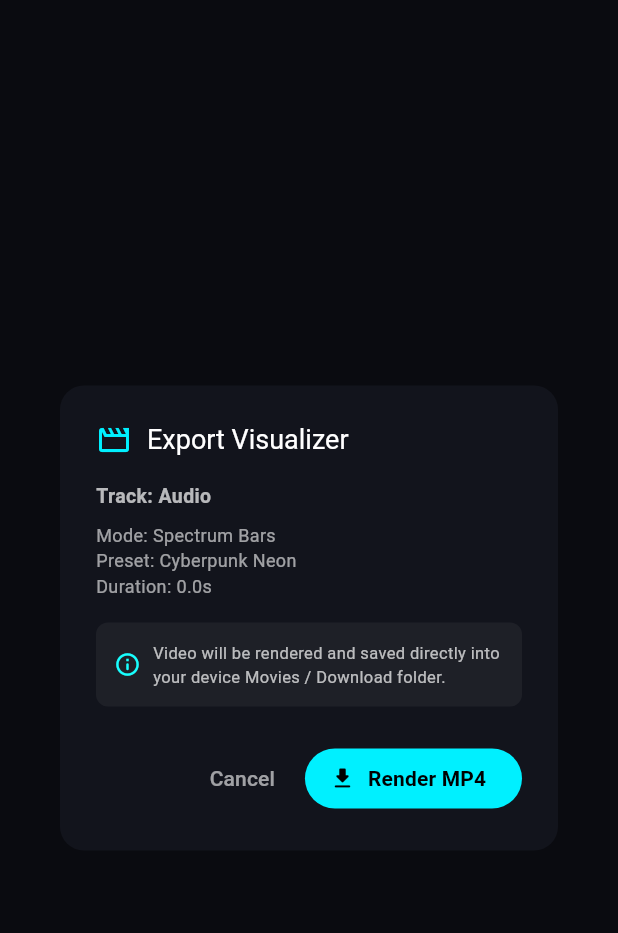
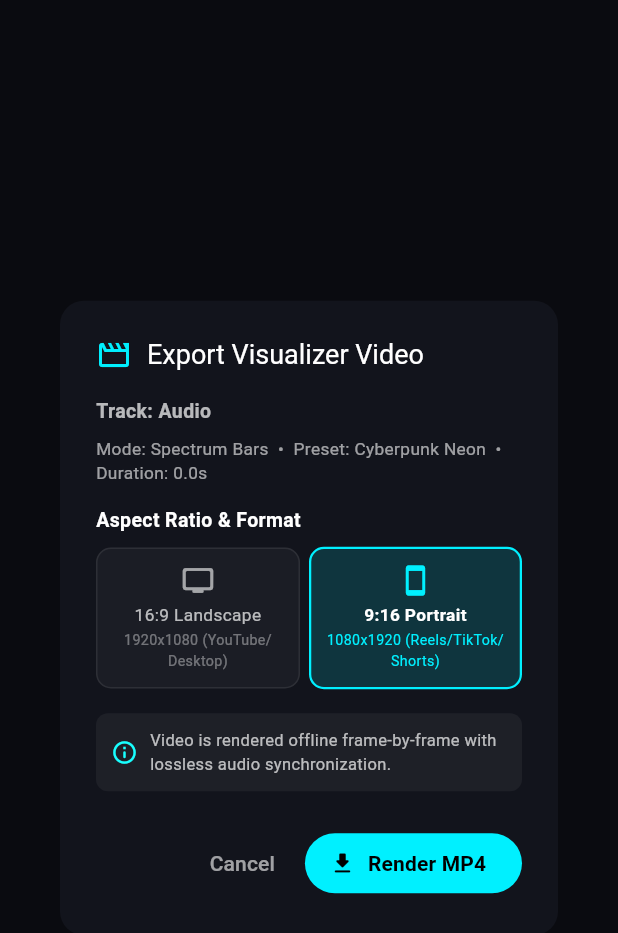
Before and after one commit to gabinroy/musializer-rs, a Flutter app: the _ExportProgressModal widget shown alone on an empty page, opened directly with empty values, on a phone screen of 412 x 824 dp. Shown: the top 933 px of the screen. Run offline on Flutter 3.47's test engine with Material 3 defaults, Android fonts, the phone set to English and light mode, and no system bars; our stand-ins replace file_picker, permission_handler; missing offline and left inert: dart:ffi, flutter_rust_bridge.

Commit message:
feat(mobile): add 16:9 Landscape and 9:16 Portrait aspect ratio options to Video Export dialog

```diff
--- a/mobile/lib/main.dart
+++ b/mobile/lib/main.dart
@@ -1,6 +1,7 @@
 import 'dart:async';
 import 'package:flutter/material.dart';
 import 'package:flutter/services.dart';
+
 import 'models/visualizer_mode.dart';
 import 'painters/bars_painter.dart';
 import 'painters/circular_painter.dart';
@@ -200,6 +201,16 @@ class _VisualizerHomeScreenState extends State<VisualizerHomeScreen> with Widget
   }
 }
 
+enum AspectRatioOption {
+  landscape('16:9 Landscape', '1920x1080 (YouTube/Desktop)', Icons.tv_rounded),
+  portrait('9:16 Portrait', '1080x1920 (Reels/TikTok/Shorts)', Icons.stay_current_portrait_rounded);
+
+  final String title;
+  final String resolution;
+  final IconData icon;
+  const AspectRatioOption(this.title, this.resolution, this.icon);
+}
+
 class _ExportProgressModal extends StatefulWidget {
   final VisualizerController controller;
   const _ExportProgressModal({required this.controller});
@@ -213,13 +224,14 @@ class _ExportProgressModalState extends State<_ExportProgressModal> {
   double _progress = 0.0;
   String _status = 'Ready to render';
   String? _savedFilePath;
+  AspectRatioOption _selectedRatio = AspectRatioOption.portrait;
   Timer? _timer;
 
   Future<void> _startExport() async {
     setState(() {
       _isExporting = true;
       _progress = 0.0;
-      _status = 'Rendering offline frames (1080p @ 60 FPS)...';
+      _status = 'Rendering offline ${_selectedRatio.title} video...';
       _savedFilePath = null;
     });
 
@@ -236,9 +248,9 @@ class _ExportProgressModalState extends State<_ExportProgressModal> {
       setState(() {
         _progress = p;
         if (p < 0.3) {
-          _status = 'Rasterizing GPU spectrum geometry...';
+          _status = 'Rasterizing ${_selectedRatio.resolution} spectrum frames...';
         } else if (p < 0.7) {
-          _status = 'Encoding H.264 video frames...';
+          _status = 'Encoding H.264 video track...';
         } else if (p < 0.95) {
           _status = 'Muxing AAC stereo audio stream...';
         } else {
@@ -249,13 +261,13 @@ class _ExportProgressModalState extends State<_ExportProgressModal> {
       if (currentStep >= totalSteps) {
         timer.cancel();
 
-        // Write the exported visualizer file to device storage using valid source track
         try {
           final audioPath = widget.controller.currentAudioPath ?? '';
+          final ratioLabel = _selectedRatio == AspectRatioOption.landscape ? '16x9' : '9x16';
           final savedPath = await ExportService.exportVisualizerVideo(
             sourceAudioPath: audioPath,
             trackTitle: widget.controller.currentTrack?.title ?? 'Musializer_Track',
-            modeName: widget.controller.mode.title,
+            modeName: '${widget.controller.mode.title}_$ratioLabel',
           );
           if (mounted) {
             setState(() {
@@ -294,7 +306,7 @@ class _ExportProgressModalState extends State<_ExportProgressModal> {
         children: [
           Icon(Icons.movie_creation_outlined, color: theme.primary),
           const SizedBox(width: 10),
-          const Text('Export Visualizer', style: TextStyle(color: Colors.white, fontSize: 18)),
+          const Text('Export Visualizer Video', style: TextStyle(color: Colors.white, fontSize: 18)),
         ],
       ),
       content: Column(
@@ -307,10 +319,67 @@ class _ExportProgressModalState extends State<_ExportProgressModal> {
           ),
           const SizedBox(height: 8),
           Text(
-            'Mode: ${widget.controller.mode.title}\nPreset: ${theme.name}\nDuration: ${widget.controller.duration.toStringAsFixed(1)}s',
-            style: const TextStyle(color: Colors.white60, fontSize: 12, height: 1.4),
+            'Mode: ${widget.controller.mode.title}  •  Preset: ${theme.name}  •  Duration: ${widget.controller.duration.toStringAsFixed(1)}s',
+            style: const TextStyle(color: Colors.white60, fontSize: 11.5),
           ),
-          const SizedBox(height: 16),
+          const SizedBox(height: 14),
+
+          // Aspect Ratio Selection (16:9 Landscape vs 9:16 Portrait)
+          if (!_isExporting && _progress < 1.0) ...[
+            const Text(
+              'Aspect Ratio & Format',
+              style: TextStyle(color: Colors.white, fontSize: 13, fontWeight: FontWeight.bold),
+            ),
+            const SizedBox(height: 8),
+            Row(
+              children: AspectRatioOption.values.map((ratio) {
+                final isSelected = ratio == _selectedRatio;
+                return Expanded(
+                  child: GestureDetector(
+                    onTap: () => setState(() => _selectedRatio = ratio),
+                    child: Container(
+                      margin: EdgeInsets.only(right: ratio == AspectRatioOption.landscape ? 6.0 : 0.0),
+                      padding: const EdgeInsets.symmetric(horizontal: 8.0, vertical: 10.0),
+                      decoration: BoxDecoration(
+                        color: isSelected ? theme.primary.withValues(alpha: 0.15) : Colors.white.withValues(alpha: 0.04),
+                        borderRadius: BorderRadius.circular(10.0),
+                        border: Border.all(
+                          color: isSelected ? theme.primary : Colors.white.withValues(alpha: 0.08),
+                          width: isSelected ? 1.5 : 1.0,
+                        ),
+                      ),
+                      child: Column(
+                        mainAxisSize: MainAxisSize.min,
+                        children: [
+                          Icon(ratio.icon, color: isSelected ? theme.primary : Colors.white60, size: 22),
+                          const SizedBox(height: 4),
+                          Text(
+                            ratio.title,
+                            textAlign: TextAlign.center,
+                            style: TextStyle(
+                              color: isSelected ? Colors.white : Colors.white70,
+                              fontWeight: isSelected ? FontWeight.bold : FontWeight.normal,
+                              fontSize: 11.5,
+                            ),
+                          ),
+                          const SizedBox(height: 2),
+                          Text(
+                            ratio.resolution,
+                            textAlign: TextAlign.center,
+                            style: TextStyle(
+                              color: isSelected ? theme.primary : Colors.white38,
+                              fontSize: 9.5,
+                            ),
+                          ),
+                        ],
+                      ),
+                    ),
+                  ),
+                );
+              }).toList(),
+            ),
+            const SizedBox(height: 16),
+          ],
 
           if (_isExporting || _progress >= 1.0) ...[
             ClipRRect(
@@ -365,7 +434,7 @@ class _ExportProgressModalState extends State<_ExportProgressModal> {
             ],
           ] else ...[
             Container(
-              padding: const EdgeInsets.all(12),
+              padding: const EdgeInsets.all(10),
               decoration: BoxDecoration(
                 color: Colors.white.withValues(alpha: 0.05),
                 borderRadius: BorderRadius.circular(8),
@@ -376,7 +445,7 @@ class _ExportProgressModalState extends State<_ExportProgressModal> {
                   SizedBox(width: 8),
                   Expanded(
                     child: Text(
-                      'Video will be rendered and saved directly into your device Movies / Download folder.',
+                      'Video is rendered offline frame-by-frame with lossless audio synchronization.',
                       style: TextStyle(color: Colors.white70, fontSize: 11),
                     ),
                   ),
```
